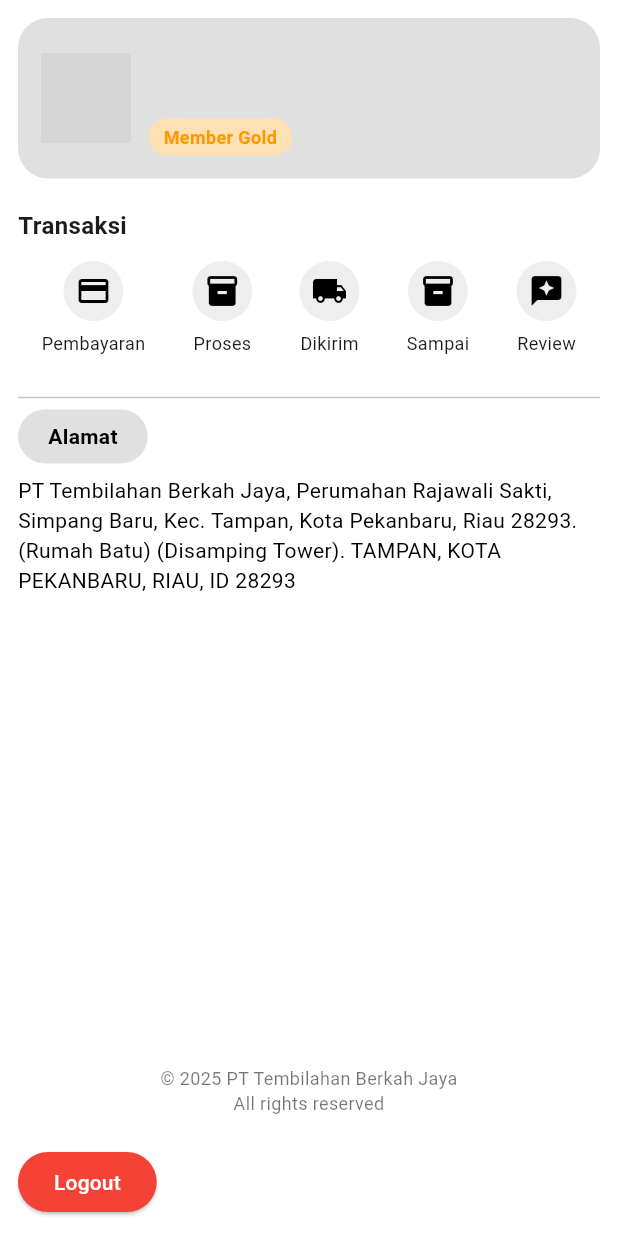
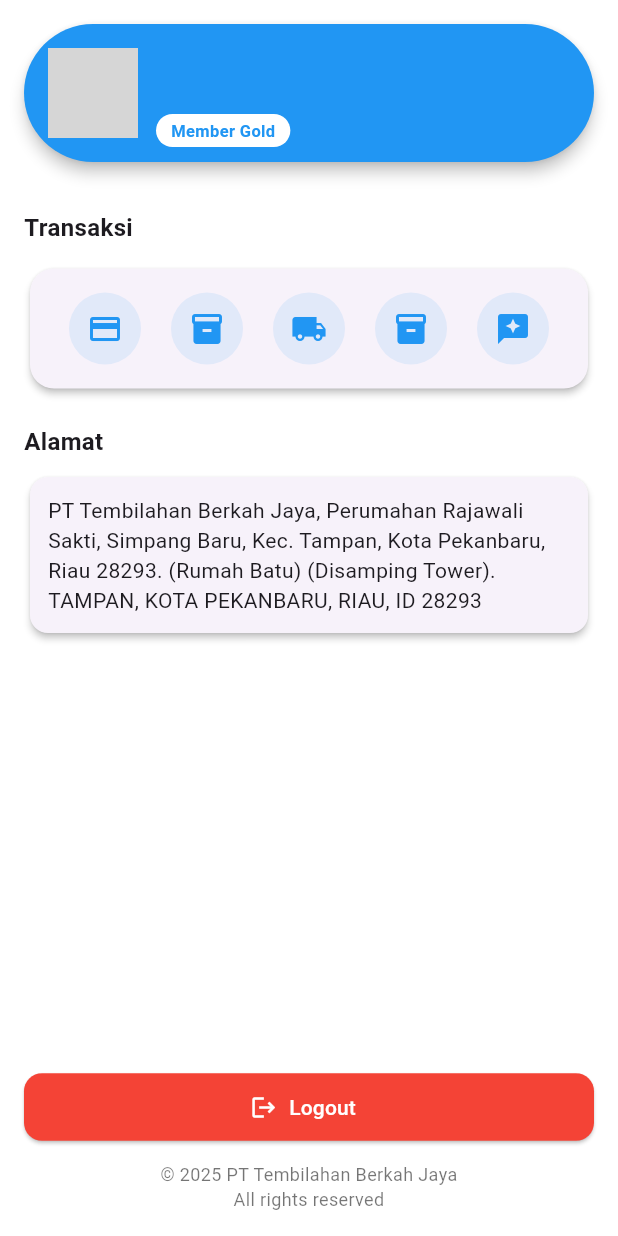
Before and after one commit to AldoFernando029/E-commerce_MobileProgramming_Kelas_A, a Flutter app: the ProfilePage screen opened directly, on a phone screen of 412 x 824 dp. Run offline on Flutter 3.47's test engine with Material 3 defaults, Android fonts, the phone set to English and light mode, and no system bars; our stand-ins replace google_fonts, image_picker, shared_preferences; accounts and stored records are empty; network calls fail; grey boxes are pictures that could not be loaded.

Commit message:
perbaikan tampilan profile.dart

```diff
--- a/lib/main.dart
+++ b/lib/main.dart
@@ -1,6 +1,7 @@
 import 'package:flutter/material.dart';
 import 'package:provider/provider.dart';
 import 'order/order_provider.dart';
+import 'pay/kuypay.dart'; // ✅ KuyPay ditambahkan
 import 'pages/splash.dart';
 
 void main() {
@@ -8,6 +9,7 @@
     MultiProvider(
       providers: [
         ChangeNotifierProvider(create: (_) => OrderProvider()),
+        ChangeNotifierProvider(create: (_) => KuyPay()), // ✅ KuyPay Provider
       ],
       child: const MyApp(),
     ),
--- a/lib/pages/profile.dart
+++ b/lib/pages/profile.dart
@@ -91,53 +91,42 @@
     showDialog(
       context: context,
       builder: (context) => AlertDialog(
-        title: const Text("Biodata"),
+        shape: RoundedRectangleBorder(borderRadius: BorderRadius.circular(16)),
+        title: const Text("Edit Biodata",
+            style: TextStyle(fontWeight: FontWeight.bold)),
         content: SingleChildScrollView(
           child: Column(
-            crossAxisAlignment: CrossAxisAlignment.start,
             children: [
               GestureDetector(
                 onTap: _isPicking ? null : _pickImage,
                 child: CircleAvatar(
-                  radius: 40,
+                  radius: 45,
                   backgroundImage: profileImagePath != null
                       ? FileImage(File(profileImagePath!))
                       : null,
                   child: profileImagePath == null
-                      ? const Icon(Icons.person, size: 40, color: Colors.grey)
+                      ? const Icon(Icons.person, size: 45, color: Colors.grey)
                       : null,
                 ),
               ),
-              const SizedBox(height: 12),
-              Text(
-                "Nama: $username",
-                style: const TextStyle(fontWeight: FontWeight.bold),
-              ),
-              const SizedBox(height: 6),
-              const Text("Member: Gold"),
-              const SizedBox(height: 12),
-              const Text(
-                "Nomor Telepon:",
-                style: TextStyle(fontWeight: FontWeight.bold),
-              ),
+              const SizedBox(height: 16),
               TextField(
                 controller: _phoneController,
                 keyboardType: TextInputType.phone,
                 decoration: const InputDecoration(
+                  labelText: "Nomor Telepon",
                   border: OutlineInputBorder(),
-                  hintText: "Masukkan nomor telepon",
+                  prefixIcon: Icon(Icons.phone),
                 ),
               ),
               const SizedBox(height: 12),
-              const Text(
-                "Alamat:",
-                style: TextStyle(fontWeight: FontWeight.bold),
-              ),
               TextField(
                 controller: _alamatController,
-                maxLines: 4,
+                maxLines: 3,
                 decoration: const InputDecoration(
+                  labelText: "Alamat",
                   border: OutlineInputBorder(),
+                  prefixIcon: Icon(Icons.home),
                 ),
               ),
             ],
@@ -146,9 +135,9 @@
         actions: [
           TextButton(
               onPressed: () => Navigator.pop(context),
-            child: const Text("Tutup"),
-          ),
-          ElevatedButton(
+              child: const Text("Batal")),
+          ElevatedButton.icon(
+            icon: const Icon(Icons.save),
             onPressed: () {
               setState(() {
                 alamat = _alamatController.text;
@@ -158,7 +147,7 @@
               _savePhone(phone);
               Navigator.pop(context);
             },
-            child: const Text("Simpan"),
+            label: const Text("Simpan"),
           ),
         ],
       ),
@@ -168,29 +157,28 @@
   @override
   Widget build(BuildContext context) {
     return Scaffold(
-      backgroundColor: Colors.white,
+      backgroundColor: const Color.fromARGB(255, 255, 255, 255),
       body: SafeArea(
         child: Column(
           children: [
-            Expanded(
-              child: SingleChildScrollView(
-                padding: const EdgeInsets.all(12),
-                child: Column(
-                  crossAxisAlignment: CrossAxisAlignment.start,
-                  children: [
-                    // Profile info
-                    Container(
-                      padding: const EdgeInsets.all(15),
-                      decoration: BoxDecoration(
-                        color: Colors.grey[300],
-                        borderRadius: BorderRadius.circular(20),
-                      ),
+            // Bagian Profile Card (diperkecil)
+            Padding(
+              padding: const EdgeInsets.all(12.0),
+              child: Card(
+                shape: RoundedRectangleBorder(
+                    borderRadius: BorderRadius.circular(100)),
+                color: Colors.blue,
+                elevation: 4,
+                child: Padding(
+                  padding:
+                      const EdgeInsets.symmetric(horizontal: 16, vertical: 10),
                   child: Row(
                     children: [
                       GestureDetector(
                         onTap: _showBiodataPopup,
                         child: CircleAvatar(
-                              radius: 30,
+                          radius: 30, // lebih kecil
+                          backgroundColor: Colors.white,
                           backgroundImage: profileImagePath != null
                               ? FileImage(File(profileImagePath!))
                               : null,
@@ -201,119 +189,101 @@
                         ),
                       ),
                       const SizedBox(width: 12),
-                          Column(
+                      Expanded(
+                        child: Column(
                           crossAxisAlignment: CrossAxisAlignment.start,
                           children: [
-                              Text(
-                                username,
+                            Text(username,
                                 style: const TextStyle(
                                     fontWeight: FontWeight.bold,
                                     fontSize: 16,
-                                ),
-                              ),
+                                    color: Colors.white)),
                             const SizedBox(height: 4),
-                              Text(
-                                phone,
+                            Text(phone,
                                 style: const TextStyle(
-                                  fontSize: 14,
-                                  color: Colors.black54,
-                                ),
-                              ),
-                              const SizedBox(height: 4),
+                                    fontSize: 12, color: Colors.white70)),
+                            const SizedBox(height: 6),
                             Container(
                               padding: const EdgeInsets.symmetric(
-                                    horizontal: 10, vertical: 4),
+                                  horizontal: 10, vertical: 3),
                               decoration: BoxDecoration(
-                                  color: Colors.orange[100],
-                                  borderRadius: BorderRadius.circular(20),
+                                color: Colors.white,
+                                borderRadius: BorderRadius.circular(16),
                               ),
-                                child: const Text(
-                                  "Member Gold",
+                              child: const Text("Member Gold",
                                   style: TextStyle(
-                                    color: Colors.orange,
-                                    fontSize: 12,
+                                      color: Colors.blue,
                                       fontWeight: FontWeight.bold,
-                                  ),
-                                ),
+                                      fontSize: 11)),
                             )
                           ],
+                        ),
                       )
                     ],
                   ),
                 ),
+              ),
+            ),
 
-                    const SizedBox(height: 20),
-
-                    const Text(
-                      "Transaksi",
-                      style:
-                          TextStyle(fontWeight: FontWeight.bold, fontSize: 16),
-                    ),
+            Expanded(
+              child: SingleChildScrollView(
+                padding: const EdgeInsets.all(16),
+                child: Column(
+                  crossAxisAlignment: CrossAxisAlignment.start,
+                  children: [
+                    const Text("Transaksi",
+                        style: TextStyle(
+                            fontWeight: FontWeight.bold, fontSize: 16)),
                     const SizedBox(height: 12),
 
-                    Row(
+                    // Transaksi Card (icon tanpa label)
+                    Card(
+                      shape: RoundedRectangleBorder(
+                          borderRadius: BorderRadius.circular(16)),
+                      elevation: 2,
+                      child: Padding(
+                        padding: const EdgeInsets.all(16.0),
+                        child: Row(
                           mainAxisAlignment: MainAxisAlignment.spaceAround,
                           children: [
                             _MenuIcon(
                                 icon: Icons.payment,
-                          label: "Pembayaran",
-                          onTap: () => _openMenuPage(context, "Pembayaran"),
-                        ),
+                                onTap: () =>
+                                    _openMenuPage(context, "Pembayaran")),
                             _MenuIcon(
                                 icon: Icons.inventory,
-                          label: "Proses",
-                          onTap: () => _openMenuPage(context, "Proses"),
-                        ),
+                                onTap: () => _openMenuPage(context, "Proses")),
                             _MenuIcon(
                                 icon: Icons.local_shipping,
-                          label: "Dikirim",
-                          onTap: () => _openMenuPage(context, "Dikirim"),
-                        ),
+                                onTap: () =>
+                                    _openMenuPage(context, "Dikirim")),
                             _MenuIcon(
                                 icon: Icons.inventory_2,
-                          label: "Sampai",
-                          onTap: () => _openMenuPage(context, "Sampai"),
-                        ),
+                                onTap: () =>
+                                    _openMenuPage(context, "Sampai")),
                             _MenuIcon(
                                 icon: Icons.reviews,
-                          label: "Review",
-                          onTap: () => _openMenuPage(context, "Review"),
+                                onTap: () =>
+                                    _openMenuPage(context, "Review")),
+                          ],
                         ),
-                      ],
+                      ),
                     ),
 
                     const SizedBox(height: 20),
-                    const Divider(thickness: 1),
-
-                    // Box hanya teks "Alamat"
-                    Row(
-                      children: [
-                        Container(
-                          padding: const EdgeInsets.symmetric(
-                              horizontal: 20, vertical: 8),
-                          decoration: BoxDecoration(
-                            color: Colors.grey[300],
-                            borderRadius: BorderRadius.circular(100),
-                          ),
-                          child: const Text(
-                            "Alamat",
+                    const Text("Alamat",
                         style: TextStyle(
-                              color: Colors.black,
-                              fontWeight: FontWeight.bold,
-                            ),
-                          ),
-                        ),
-                      ],
-                    ),
-
+                            fontWeight: FontWeight.bold, fontSize: 16)),
                     const SizedBox(height: 8),
 
-                    // Isi alamat di luar box
-                    Text(
-                      alamat,
-                      style: const TextStyle(
-                        color: Colors.black,
-                        fontSize: 14,
+                    Card(
+                      shape: RoundedRectangleBorder(
+                          borderRadius: BorderRadius.circular(12)),
+                      elevation: 2,
+                      child: Padding(
+                        padding: const EdgeInsets.all(12.0),
+                        child: Text(alamat,
+                            style: const TextStyle(fontSize: 14)),
                       ),
                     ),
                   ],
@@ -321,30 +291,31 @@
               ),
             ),
 
-            // Copyright
             Padding(
-              padding: const EdgeInsets.all(8.0),
-              child: Text(
+              padding: const EdgeInsets.all(16.0),
+              child: Column(
+                children: [
+                  ElevatedButton.icon(
+                    onPressed: _logout,
+                    style: ElevatedButton.styleFrom(
+                      backgroundColor: Colors.red,
+                      foregroundColor: Colors.white,
+                      minimumSize: const Size.fromHeight(45),
+                      shape: RoundedRectangleBorder(
+                          borderRadius: BorderRadius.circular(12)),
+                    ),
+                    icon: const Icon(Icons.logout),
+                    label: const Text("Logout"),
+                  ),
+                  const SizedBox(height: 12),
+                  Text(
                     "© 2025 PT Tembilahan Berkah Jaya\nAll rights reserved",
                     textAlign: TextAlign.center,
                     style: const TextStyle(fontSize: 12, color: Colors.black54),
                   ),
-            ),
-
-            Align(
-              alignment: Alignment.bottomLeft,
-              child: Padding(
-                padding: const EdgeInsets.all(12.0),
-                child: ElevatedButton(
-                  onPressed: _logout,
-                  style: ElevatedButton.styleFrom(
-                    backgroundColor: Colors.red,
-                    foregroundColor: Colors.white,
-                  ),
-                  child: const Text("Logout"),
+                ],
               ),
             ),
-            )
           ],
         ),
       ),
@@ -364,12 +335,10 @@
 
 class _MenuIcon extends StatelessWidget {
   final IconData icon;
-  final String label;
   final VoidCallback onTap;
 
   const _MenuIcon({
     required this.icon,
-    required this.label,
     required this.onTap,
   });
 
@@ -377,15 +346,10 @@
   Widget build(BuildContext context) {
     return GestureDetector(
       onTap: onTap,
-      child: Column(
-        children: [
-          CircleAvatar(
-            backgroundColor: Colors.grey[200],
-            child: Icon(icon, color: Colors.black),
-          ),
-          const SizedBox(height: 6),
-          Text(label, style: const TextStyle(fontSize: 12)),
-        ],
+      child: CircleAvatar(
+        radius: 24,
+        backgroundColor: Colors.blue.withOpacity(0.1),
+        child: Icon(icon, color: Colors.blue),
       ),
     );
   }
```
Also changed, not shown: lib/pages/checkout.dart (+17 -11 lines), lib/pages/homepage.dart (+53 -16 lines), lib/pay/kuypay.dart (added, +24 -0 lines). Lines whose indentation alone changed are shown as unchanged.
